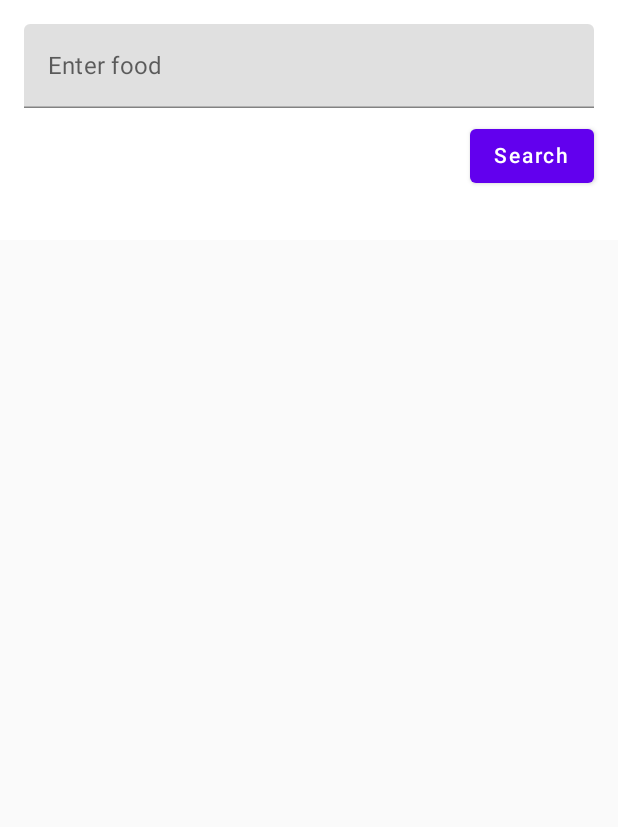
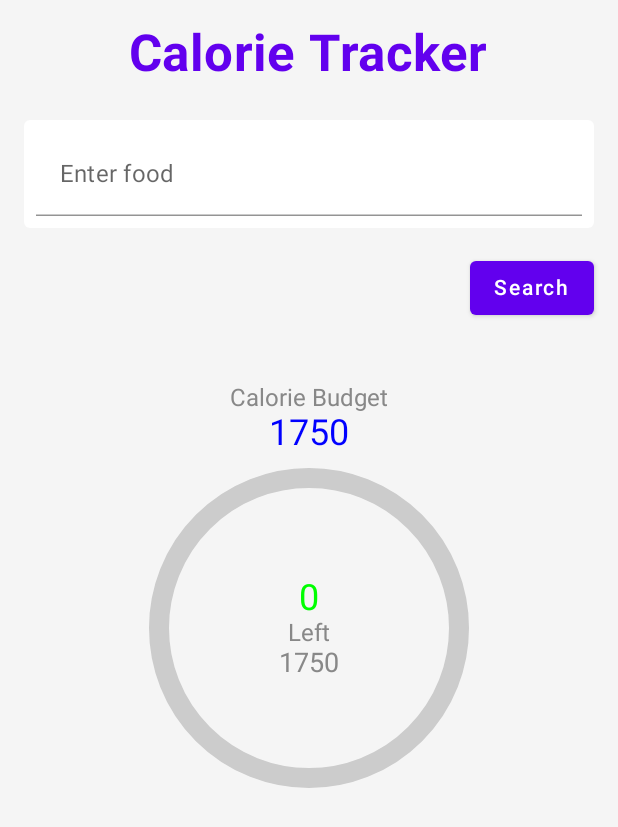
Before and after one commit to C4sse/baobab, an Android app built with Jetpack Compose: the screen it shows after launch (MainActivity), on a phone screen of 412 x 824 dp. Shown: the top 827 px of the screen. Run offline under Robolectric (Android 15) with nearby library versions, the phone set to English and light mode, and no system bars; our stand-ins replace Dagger/Hilt's generated code, livedata-compose.

Commit message:
working copy

```diff
--- a/app/build.gradle.kts
+++ b/app/build.gradle.kts
@@ -70,6 +70,12 @@ dependencies {
     implementation("androidx.room:room-ktx:2.6.1")
     implementation("androidx.appcompat:appcompat:1.7.0")
     implementation("androidx.recyclerview:recyclerview:1.3.2")
+
+    implementation("androidx.compose.ui:ui:1.6.7")
+    implementation("androidx.compose.material:material:1.6.7")
+    implementation("androidx.lifecycle:lifecycle-runtime-ktx:2.8.1")
+    implementation("androidx.activity:activity-compose:1.9.0")
+
 }
 
 kapt {
--- /dev/null
+++ b/app/src/main/java/com/example/caloriesapp/ui/CaloriePieChart.kt
@@ -0,0 +1,65 @@
+package com.example.caloriesapp.ui
+
+import androidx.compose.foundation.Canvas
+import androidx.compose.foundation.layout.Box
+import androidx.compose.foundation.layout.Column
+import androidx.compose.foundation.layout.Spacer
+import androidx.compose.foundation.layout.fillMaxSize
+import androidx.compose.foundation.layout.fillMaxWidth
+import androidx.compose.foundation.layout.height
+import androidx.compose.foundation.layout.padding
+import androidx.compose.foundation.layout.width
+import androidx.compose.material.Text
+import androidx.compose.runtime.Composable
+import androidx.compose.ui.Alignment
+import androidx.compose.ui.Modifier
+import androidx.compose.ui.graphics.Color
+import androidx.compose.ui.graphics.drawscope.Stroke
+import androidx.compose.ui.unit.dp
+import androidx.compose.ui.unit.sp
+
+@Composable
+fun CaloriePieChart(calories: Int, totalCalories: Int) {
+    val color = if (calories <= totalCalories) Color.Green else Color.Red
+    val remainingCalories = totalCalories - calories
+
+    Column(
+        modifier = Modifier
+            .fillMaxWidth()
+            .padding(16.dp),
+        horizontalAlignment = Alignment.CenterHorizontally
+    ) {
+        Text(text = "Calorie Budget", color = Color.Gray)
+        Text(text = totalCalories.toString(), color = Color.Blue, fontSize = 24.sp)
+        Spacer(modifier = Modifier.height(16.dp))
+
+        Box(
+            contentAlignment = Alignment.Center,
+            modifier = Modifier
+                .height(200.dp)
+                .width(200.dp)
+        ) {
+            Canvas(modifier = Modifier.fillMaxSize()) {
+                drawArc(
+                    color = Color.LightGray,
+                    startAngle = 0f,
+                    sweepAngle = 360f,
+                    useCenter = false,
+                    style = Stroke(width = 20f)
+                )
+                drawArc(
+                    color = color,
+                    startAngle = -90f,
+                    sweepAngle = (calories / totalCalories.toFloat()) * 360f,
+                    useCenter = false,
+                    style = Stroke(width = 20f)
+                )
+            }
+            Column(horizontalAlignment = Alignment.CenterHorizontally) {
+                Text(text = calories.toString(), color = Color.Green, fontSize = 24.sp)
+                Text(text = "Left", color = Color.Gray)
+                Text(text = remainingCalories.toString(), color = Color.Gray, fontSize = 18.sp)
+            }
+        }
+    }
+}
--- a/app/src/main/java/com/example/caloriesapp/ui/FoodSearchScreen.kt
+++ b/app/src/main/java/com/example/caloriesapp/ui/FoodSearchScreen.kt
@@ -1,14 +1,23 @@
 package com.example.caloriesapp.ui
+
+import androidx.compose.foundation.background
+import androidx.compose.foundation.layout.Arrangement
 import androidx.compose.foundation.layout.Column
+import androidx.compose.foundation.layout.Row
 import androidx.compose.foundation.layout.Spacer
+import androidx.compose.foundation.layout.fillMaxSize
 import androidx.compose.foundation.layout.fillMaxWidth
 import androidx.compose.foundation.layout.height
 import androidx.compose.foundation.layout.padding
 import androidx.compose.foundation.lazy.LazyColumn
 import androidx.compose.foundation.lazy.items
 import androidx.compose.material.Button
+import androidx.compose.material.ButtonDefaults
+import androidx.compose.material.Card
+import androidx.compose.material.MaterialTheme
 import androidx.compose.material.Text
 import androidx.compose.material.TextField
+import androidx.compose.material.TextFieldDefaults
 import androidx.compose.runtime.Composable
 import androidx.compose.runtime.getValue
 import androidx.compose.runtime.livedata.observeAsState
@@ -17,9 +26,10 @@ import androidx.compose.runtime.remember
 import androidx.compose.runtime.setValue
 import androidx.compose.ui.Alignment
 import androidx.compose.ui.Modifier
+import androidx.compose.ui.graphics.Color
+import androidx.compose.ui.text.font.FontWeight
 import androidx.compose.ui.unit.dp
 import androidx.lifecycle.viewmodel.compose.viewModel
-import com.example.caloriesapp.data.model.Food
 import com.example.caloriesapp.domain.viewmodel.FoodViewModel
 
 @Composable
@@ -27,24 +37,81 @@ fun FoodSearchScreen(viewModel: FoodViewModel = viewModel()) {
     var query by remember { mutableStateOf("") }
     val foods by viewModel.foods.observeAsState(emptyList())
 
-    Column(modifier = Modifier.padding(16.dp)) {
+    var totalCalories by remember { mutableStateOf(0) }
+    val calorieBudget = 1750
+
+    Column(
+        modifier = Modifier
+            .fillMaxSize()
+            .background(Color(0xFFF5F5F5))
+            .padding(16.dp)
+    ) {
+        Text(
+            text = "Calorie Tracker",
+            style = MaterialTheme.typography.h4,
+            color = MaterialTheme.colors.primary,
+            fontWeight = FontWeight.Bold,
+            modifier = Modifier.align(Alignment.CenterHorizontally)
+        )
+        Spacer(modifier = Modifier.height(24.dp))
         TextField(
             value = query,
             onValueChange = { query = it },
             label = { Text("Enter food") },
-            modifier = Modifier.fillMaxWidth()
+            modifier = Modifier
+                .fillMaxWidth()
+                .background(Color.White, shape = MaterialTheme.shapes.small)
+                .padding(8.dp),
+            colors = TextFieldDefaults.textFieldColors(
+                backgroundColor = Color.White,
+                focusedIndicatorColor = MaterialTheme.colors.primary
+            )
         )
-        Spacer(modifier = Modifier.height(8.dp))
+        Spacer(modifier = Modifier.height(16.dp))
         Button(
-            onClick = { viewModel.searchFoods(query) },
-            modifier = Modifier.align(Alignment.End)
+            onClick = {
+                viewModel.searchFoods(query)
+            },
+            modifier = Modifier.align(Alignment.End),
+            colors = ButtonDefaults.buttonColors(backgroundColor = MaterialTheme.colors.primary)
         ) {
-            Text("Search")
+            Text("Search", color = Color.White)
         }
-        Spacer(modifier = Modifier.height(16.dp))
+        Spacer(modifier = Modifier.height(24.dp))
+
+        // Calculate total calories whenever foods change
+        totalCalories = foods.sumOf { it.calories.toInt() }
+
+        // Pass data to pie chart
+        CaloriePieChart(calories = totalCalories, totalCalories = calorieBudget)
+        Spacer(modifier = Modifier.height(24.dp))
         LazyColumn {
-            items(foods as List<Food>) { food ->
-                Text(text = "${food.name}: ${food.calories} calories")
+            items(foods) { food ->
+                Card(
+                    modifier = Modifier
+                        .fillMaxWidth()
+                        .padding(vertical = 4.dp)
+                        .background(Color.White),
+                    elevation = 4.dp
+                ) {
+                    Row(
+                    modifier = Modifier.padding(16.dp),
+                    verticalAlignment = Alignment.CenterVertically,
+                    horizontalArrangement = Arrangement.SpaceBetween
+                ) {
+                    Text(
+                        text = food.name.capitalize(),
+                        style = MaterialTheme.typography.h6,
+                        fontWeight = FontWeight.Bold,
+                        color = MaterialTheme.colors.onSurface
+                    )
+                    Text(
+                        text = "${food.calories} cal",
+                        style = MaterialTheme.typography.body1,
+                        color = MaterialTheme.colors.onSurface.copy(alpha = 0.7f)
+                    )
+                }
+                }
             }
         }
     }
```
